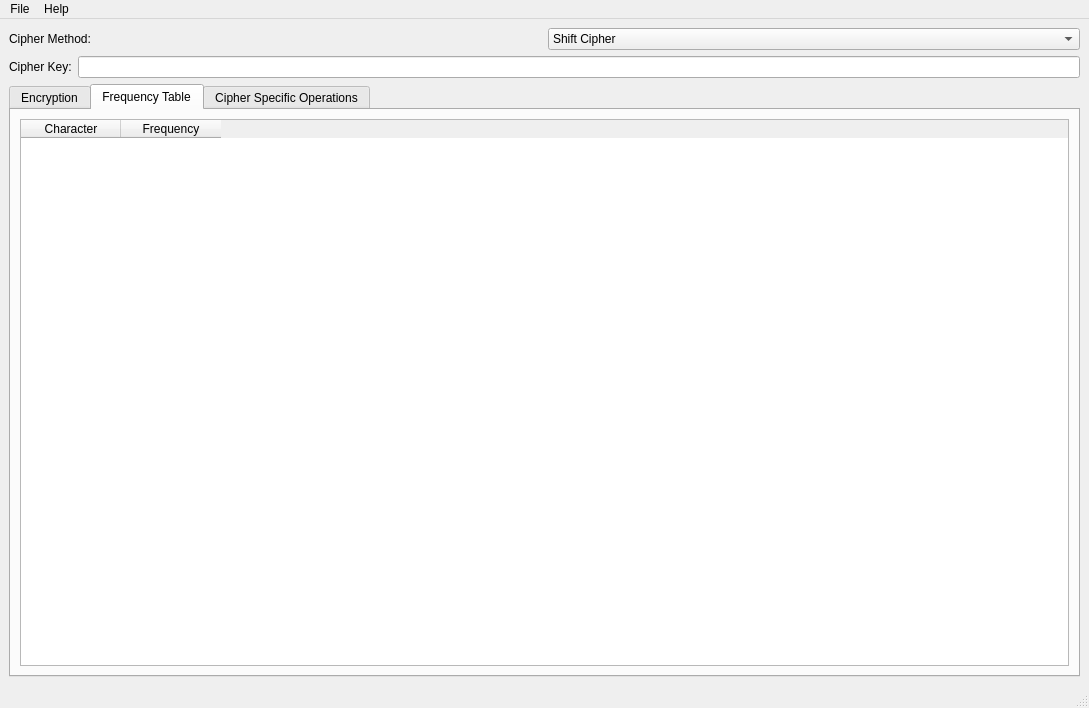
First picture: the form in apps/forms/math_crypto.ui, repository petliukh/cryptography, before the edit.
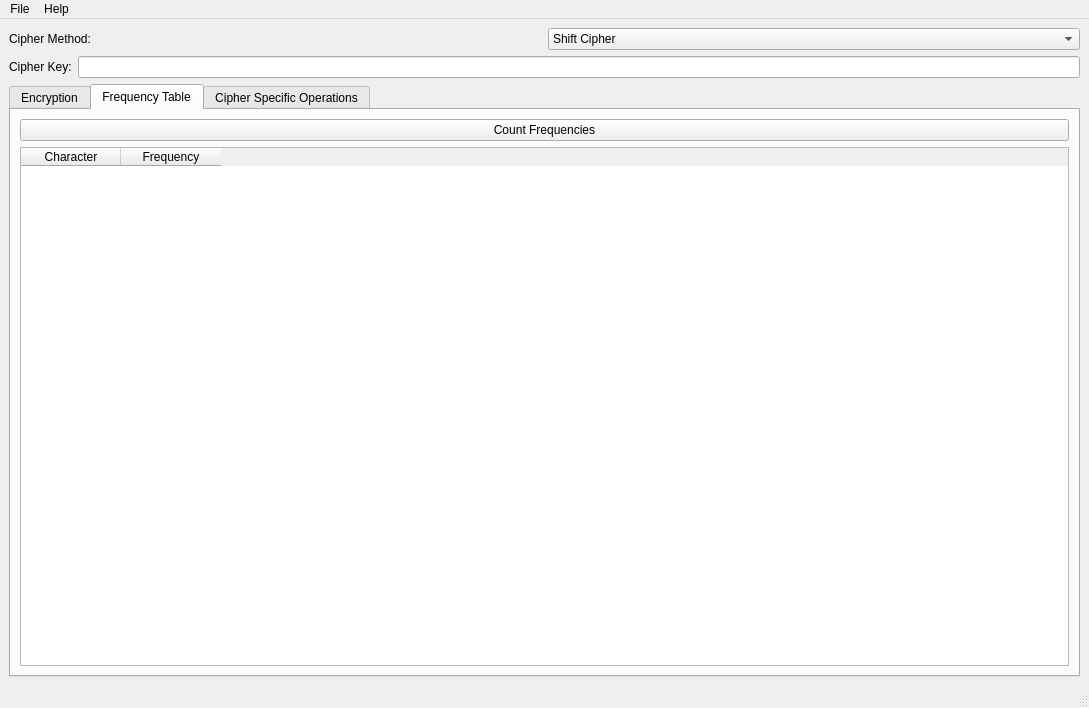
Second picture: the form after the edit. The open tabs and pages were chosen to show the change.

Diff of the .ui file:
```diff
--- a/apps/forms/math_crypto.ui
+++ b/apps/forms/math_crypto.ui
@@ -187,7 +187,7 @@
         <string>Frequency Table</string>
        </attribute>
        <layout class="QGridLayout" name="gridLayout_2">
-        <item row="0" column="0">
+        <item row="1" column="0">
          <widget class="QTableWidget" name="freq_table_widget">
           <column>
            <property name="text">
@@ -201,6 +201,13 @@
           </column>
          </widget>
         </item>
+        <item row="0" column="0">
+         <widget class="QPushButton" name="print_freq">
+          <property name="text">
+           <string>Count Frequencies</string>
+          </property>
+         </widget>
+        </item>
        </layout>
       </widget>
       <widget class="QWidget" name="cipher_spec_ops_tab">
```
Left out of the diff: 2 changed lines with no effect on the pictures.
